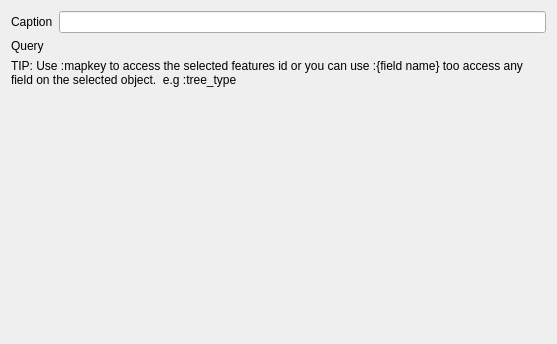
Above: src/configmanager/ui/nodewidgets/ui_infonode.ui from roam-qgis/Roam before the change. Below: the same form after it.
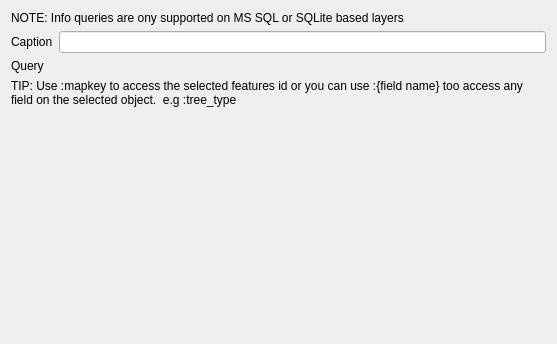
That is the form after the change. Custom widgets are drawn as their Qt base class.

Commit message: Disable info page if not supported for layer type

Diff of the .ui file:
```diff
--- a/src/configmanager/ui/nodewidgets/ui_infonode.ui
+++ b/src/configmanager/ui/nodewidgets/ui_infonode.ui
@@ -26,27 +26,27 @@
    <property name="fieldGrowthPolicy">
     <enum>QFormLayout::ExpandingFieldsGrow</enum>
    </property>
-   <item row="0" column="0">
+   <item row="1" column="0">
     <widget class="QLabel" name="label">
      <property name="text">
       <string>Caption</string>
      </property>
     </widget>
    </item>
-   <item row="0" column="1">
+   <item row="1" column="1">
     <widget class="QLineEdit" name="caption_edit"/>
    </item>
-   <item row="2" column="0">
+   <item row="3" column="0">
     <widget class="QLabel" name="label_2">
      <property name="text">
       <string>Query</string>
      </property>
     </widget>
    </item>
-   <item row="2" column="1">
+   <item row="3" column="1">
     <widget class="QsciScintilla" name="Editor" native="true"/>
    </item>
-   <item row="3" column="0" colspan="2">
+   <item row="4" column="0" colspan="2">
     <widget class="QLabel" name="label_3">
      <property name="text">
       <string>TIP: Use :mapkey to access the selected features id or you can use :{field name} too access any field on the selected object.  e.g :tree_type</string>
@@ -56,6 +56,16 @@
      </property>
     </widget>
    </item>
+   <item row="0" column="0" colspan="2">
+    <widget class="QLabel" name="message_label">
+     <property name="text">
+      <string>NOTE: Info queries are ony supported on MS SQL or SQLite based layers</string>
+     </property>
+     <property name="wordWrap">
+      <bool>true</bool>
+     </property>
+    </widget>
+   </item>
   </layout>
  </widget>
  <customwidgets>
```
The commit also changes 1 other file.
